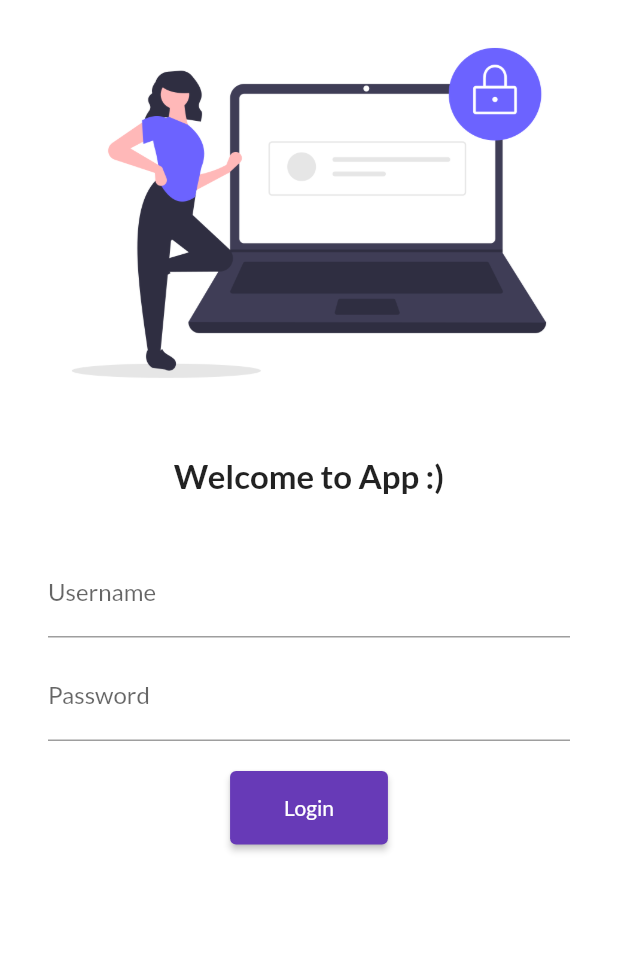
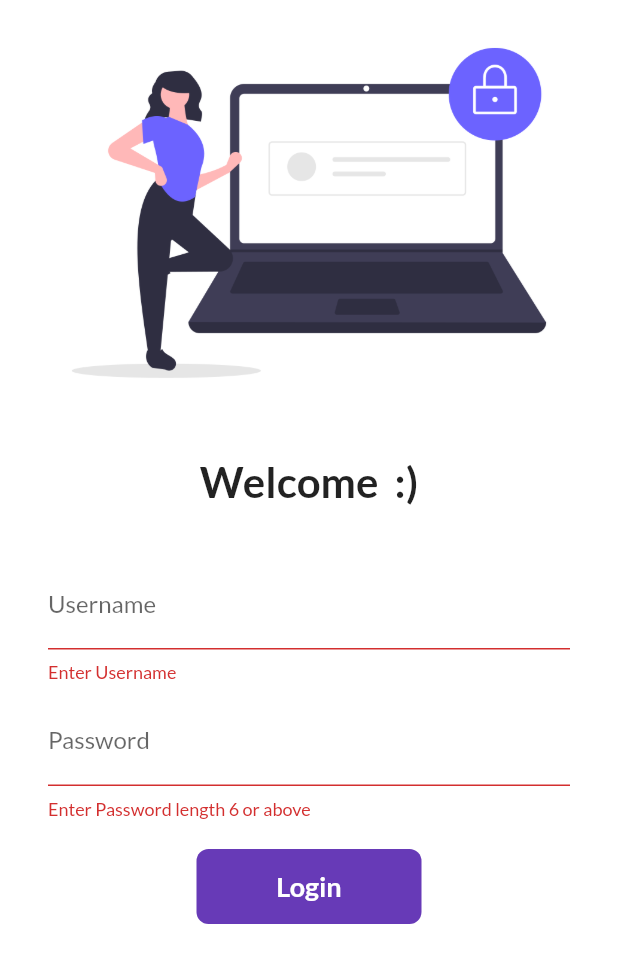
Before and after one commit to tayyabmughal676/flutter_app_practice, a Flutter app: the screen it shows after launch, after a tap on "Login", on a phone screen of 412 x 824 dp. Shown: the top 963 px of the screen. Run offline on Flutter 3.47's test engine with Material 2 defaults, Android fonts, the phone set to English and light mode, and no system bars; our stand-ins replace google_fonts.

Commit message:
new stuffs

```diff
--- a/lib/main.dart
+++ b/lib/main.dart
@@ -1,6 +1,7 @@
 import 'package:flutter/material.dart';
 import 'package:flutter_projects/pages/home_page.dart';
 import 'package:flutter_projects/pages/login_page.dart';
+import 'package:flutter_projects/ulties/routes.dart';
 import 'package:google_fonts/google_fonts.dart';
 
 void main() {
@@ -14,14 +15,13 @@ class MyApp extends StatelessWidget {
       themeMode: ThemeMode.light,
       theme: ThemeData(
           primarySwatch: Colors.deepPurple,
-          fontFamily: GoogleFonts.lato().fontFamily
-      ),
+          fontFamily: GoogleFonts.lato().fontFamily),
       darkTheme: ThemeData(primarySwatch: Colors.red),
       initialRoute: "/login",
       routes: {
         "/": (context) => LoginPage(),
-        "/home": (context) => HomePage(),
-        "/login": (context) => LoginPage()
+        MyRoutes.homeRoute: (context) => HomePage(),
+        MyRoutes.loginRoute: (context) => LoginPage()
       },
     );
   }
--- a/lib/pages/home_page.dart
+++ b/lib/pages/home_page.dart
@@ -12,7 +12,7 @@ class HomePage extends StatelessWidget {
           child: Text(
             "Flutter App!",
             style: TextStyle(
-              fontSize: 40,
+              fontSize: 28,
               fontWeight: FontWeight.bold,
             ),
           ),
--- a/lib/pages/login_page.dart
+++ b/lib/pages/login_page.dart
@@ -1,6 +1,30 @@
 import 'package:flutter/material.dart';
+import 'package:flutter_projects/ulties/routes.dart';
 
-class LoginPage extends StatelessWidget {
+class LoginPage extends StatefulWidget {
+  @override
+  _LoginPageState createState() => _LoginPageState();
+}
+
+class _LoginPageState extends State<LoginPage> {
+  String name = "";
+  bool changeButton = false;
+
+  final _formKey = GlobalKey<FormState>();
+
+  moveToHome(BuildContext context) async {
+    if (_formKey.currentState!.validate()) {
+      setState(() {
+        changeButton = true;
+      });
+      await Future.delayed(Duration(seconds: 1));
+      // await Navigator.pushNamed(context, MyRoutes.homeRoute);
+      setState(() {
+        changeButton = false;
+      });
+    }
+  }
+
   @override
   Widget build(BuildContext context) {
     return Material(
@@ -18,9 +42,9 @@ class LoginPage extends StatelessWidget {
                   height: 20.0,
                 ),
                 Text(
-                "Welcome to App :)",
+                  "Welcome $name :)",
                   style: TextStyle(
-                  fontSize: 22,
+                    fontSize: 28,
                     fontWeight: FontWeight.bold,
                   ),
                 ),
@@ -28,13 +52,26 @@ class LoginPage extends StatelessWidget {
                   height: 20.0,
                 ),
                 Padding(
-                padding:
-                const EdgeInsets.symmetric(vertical: 16.0, horizontal: 32.0),
+                  padding: const EdgeInsets.symmetric(
+                      vertical: 16.0, horizontal: 32.0),
+                  child: Form(
+                    key: _formKey,
                     child: Column(
                       children: [
                         TextFormField(
+                          onChanged: (value) {
+                            name = value;
+                            setState(() {});
+                          },
                           decoration: InputDecoration(
-                          hintText: "Enter Username", labelText: "Username"),
+                              hintText: "Enter Username",
+                              labelText: "Username"),
+                          validator: (value) {
+                            if (value!.isNotEmpty) {
+                              return null;
+                            }
+                            return "Enter Username";
+                          },
                         ),
                         SizedBox(
                           height: 10.0,
@@ -42,27 +79,51 @@ class LoginPage extends StatelessWidget {
                         TextFormField(
                           obscureText: true,
                           decoration: InputDecoration(
-                          hintText: "Enter Password", labelText: "Password"),
+                              hintText: "Enter Password",
+                              labelText: "Password"),
+                          validator: (value) {
+                            if (value!.isNotEmpty && value.length >= 6) {
+                              return null;
+                            }
+                            return "Enter Password length 6 or above";
+                          },
                         ),
                         SizedBox(
                           height: 20.0,
                         ),
-                    ElevatedButton(
-                      onPressed: () {
-                        print(" Pressing");
-                      },
-                      child: Text("Login"),
-                      style: TextButton.styleFrom(
-                          padding: EdgeInsets.symmetric(
-                              vertical: 16.0, horizontal: 36.0)),
+                        Material(
+                          borderRadius:
+                              BorderRadius.circular(changeButton ? 50 : 8),
+                          color: Colors.deepPurple,
+                          child: InkWell(
+                            onTap: () => moveToHome(context),
+                            child: AnimatedContainer(
+                              duration: Duration(seconds: 1),
+                              height: 50,
+                              width: changeButton ? 50 : 150,
+                              alignment: Alignment.center,
+                              child: changeButton
+                                  ? Icon(
+                                      Icons.done,
+                                      color: Colors.white,
+                                    )
+                                  : Text(
+                                      "Login",
+                                      style: TextStyle(
+                                          color: Colors.white,
+                                          fontWeight: FontWeight.bold,
+                                          fontSize: 18),
+                                    ),
+                            ),
+                          ),
                         )
                       ],
+                    ),
                   ),
                 ),
               ],
             ),
           ),
-      )
-    );
+        ));
   }
 }
--- /dev/null
+++ b/lib/ulties/routes.dart
@@ -0,0 +1,4 @@
+class MyRoutes {
+  static String loginRoute = "/login";
+  static String homeRoute = "/home";
+}
```
Lines whose indentation alone changed are shown as unchanged.
